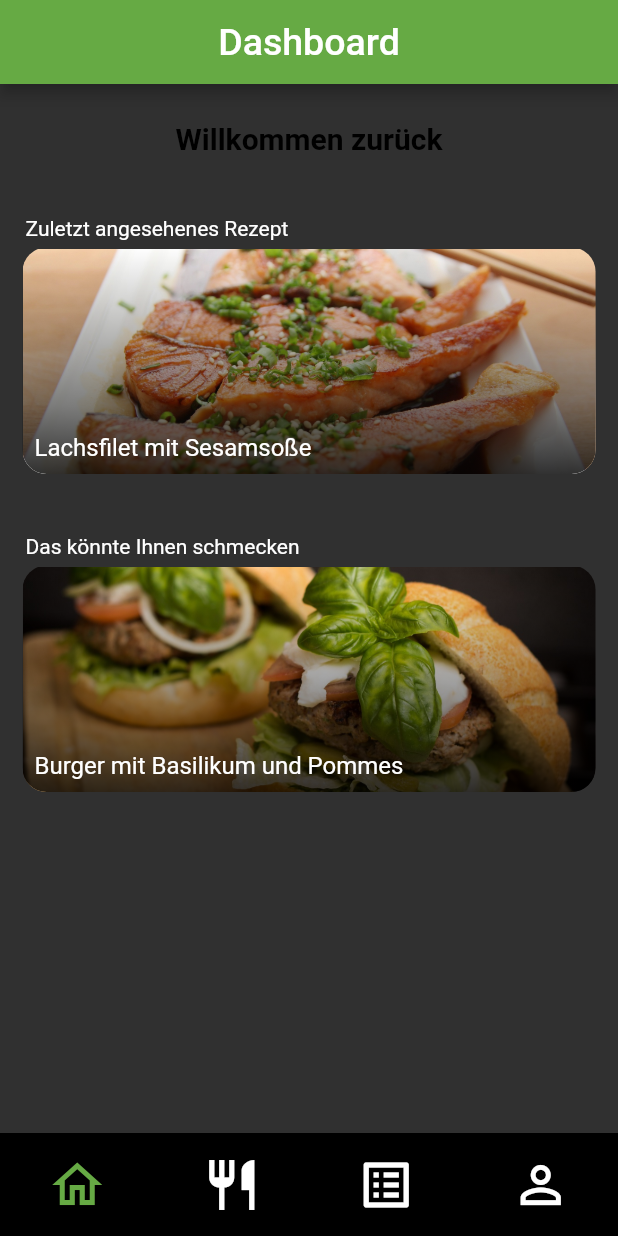
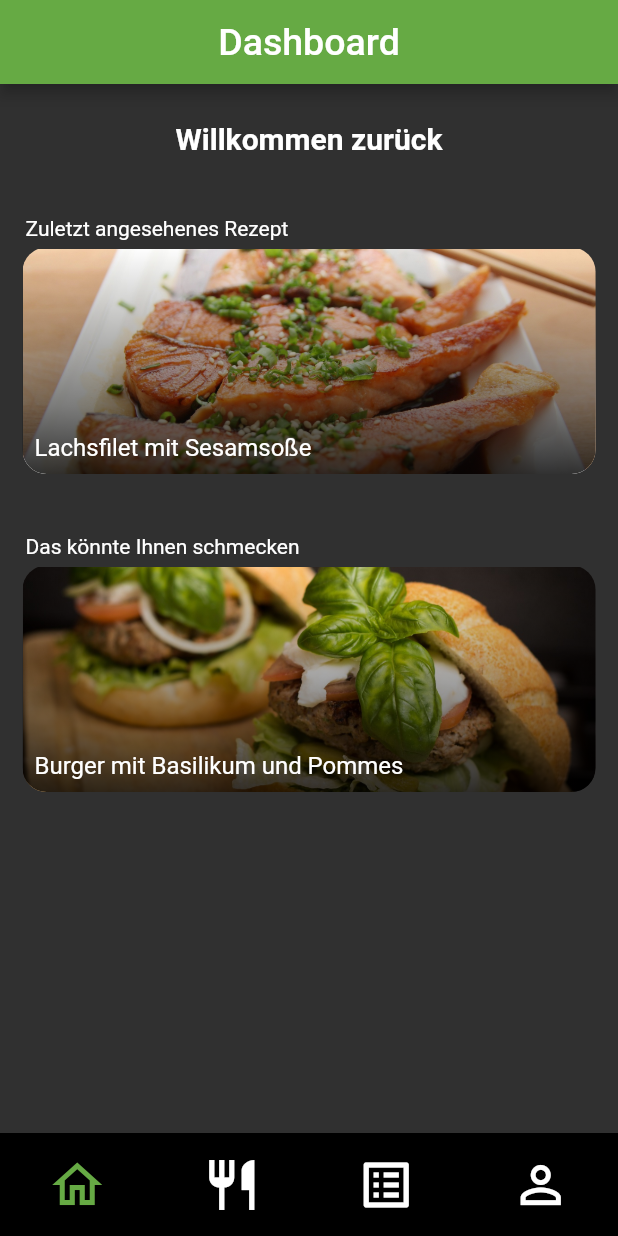
Before and after one commit to kit-recipe-app/front-end, a Flutter app: the screen it shows once a user with an empty profile is signed in, on a phone screen of 412 x 824 dp. Run offline on Flutter 3.47's test engine with Material 2 defaults, Android fonts, the light colour scheme and no system bars; our stand-ins replace dropdown_button2, firebase_auth, firebase_core, font_awesome_flutter, google_sign_in, image_picker and 1 more; missing offline and left inert: searchable_listview; accounts and stored records are empty.

Commit message:
finalize darkmode

```diff
--- a/flutter_frontend_recipes/lib/pages/feed/main-page-feed.dart
+++ b/flutter_frontend_recipes/lib/pages/feed/main-page-feed.dart
@@ -41,7 +41,11 @@ class _MainFeedState extends State<MainFeed> {
                   padding: const EdgeInsets.all(10),
                   child: Text(
                     welcome,
-                    style: FontStyles.titleText,
+                    style: TextStyle(
+                      fontSize: 20,
+                      color: Theme.of(context).colorScheme.onSecondary,
+                      fontWeight: FontWeight.bold,
+                    ),
                   ),
                 ),
               ],
--- a/flutter_frontend_recipes/lib/pages/profile/subpages/app_settings.dart
+++ b/flutter_frontend_recipes/lib/pages/profile/subpages/app_settings.dart
@@ -41,6 +41,7 @@ class _AppSettingsState extends State<AppSettings> {
           WidgetTile(
               text: "Design",
               info: Switch(
+                activeColor: Theme.of(context).colorScheme.primary,
                   value: Theme.of(context).brightness == Brightness.dark,
                   onChanged: (bool value) {
                     value == true
--- a/flutter_frontend_recipes/lib/pages/profile/subpages/preferences.dart
+++ b/flutter_frontend_recipes/lib/pages/profile/subpages/preferences.dart
@@ -20,9 +20,9 @@ class _PreferencesState extends State<Preferences> {
   String vegetarianText = "Vegetarisch";
   String pescetarianText = "Pescetarisch";
 
-
   @override
   Widget build(BuildContext context) {
+    Color activeColor = Theme.of(context).colorScheme.primary;
     return Scaffold(
       backgroundColor: Theme.of(context).colorScheme.background,
       appBar: AppBar(
@@ -34,6 +34,7 @@ class _PreferencesState extends State<Preferences> {
       body: Column(
         children: [
           WidgetTile(text: allText, info: Checkbox(
+            activeColor: activeColor,
                   value: all,
                   onChanged: (bool? value) {
                     setState(() {
@@ -46,6 +47,7 @@ class _PreferencesState extends State<Preferences> {
                 )),
           const TileDivider(),
           WidgetTile(text: vegetarianText, info: Checkbox(
+            activeColor: activeColor,
             value: vegetarian,
             onChanged: (bool? value) {
               setState(() {
@@ -60,6 +62,7 @@ class _PreferencesState extends State<Preferences> {
           )),
           const TileDivider(),
           WidgetTile(text: veganText, info: Checkbox(
+            activeColor: activeColor,
             value: vegan,
             onChanged: (bool? value) {
               setState(() {
@@ -74,6 +77,7 @@ class _PreferencesState extends State<Preferences> {
           )),
           const TileDivider(),
           WidgetTile(text: pescetarianText, info: Checkbox(
+            activeColor: activeColor,
             value: pescetarian,
             onChanged: (bool? value) {
               setState(() {
--- a/flutter_frontend_recipes/lib/pages/recipes/create_recipe/add_ingredient.dart
+++ b/flutter_frontend_recipes/lib/pages/recipes/create_recipe/add_ingredient.dart
@@ -184,7 +184,7 @@ class _AddIngredientState extends State<AddIngredient> {
                     padding: const EdgeInsets.all(8.0),
                     child: Container(
                       decoration: BoxDecoration(
-                        color: Colors.white,
+                        color: Theme.of(context).colorScheme.surface,
                         border: Border.all(color: Colors.grey),
                         borderRadius: BorderRadius.circular(16),
                         boxShadow: [
--- a/flutter_frontend_recipes/lib/pages/recipes/create_recipe/search_ingredients.dart
+++ b/flutter_frontend_recipes/lib/pages/recipes/create_recipe/search_ingredients.dart
@@ -168,7 +168,7 @@ class _SearchIngredientsState extends State<SearchIngredients> {
                               content: Text(
                             "Zutat hinzugefügt",
                             textAlign: TextAlign.center,
-                            style: TextStyle(fontSize: 20),
+                            style: TextStyle(fontSize: 20, color: Colors.white),
                           ));
                           ScaffoldMessenger.of(context).showSnackBar(snackBar);
                         },
```
Also changed, not shown: flutter_frontend_recipes/lib/pages/profile/subpages/allergies.dart (+7 -1 lines).
